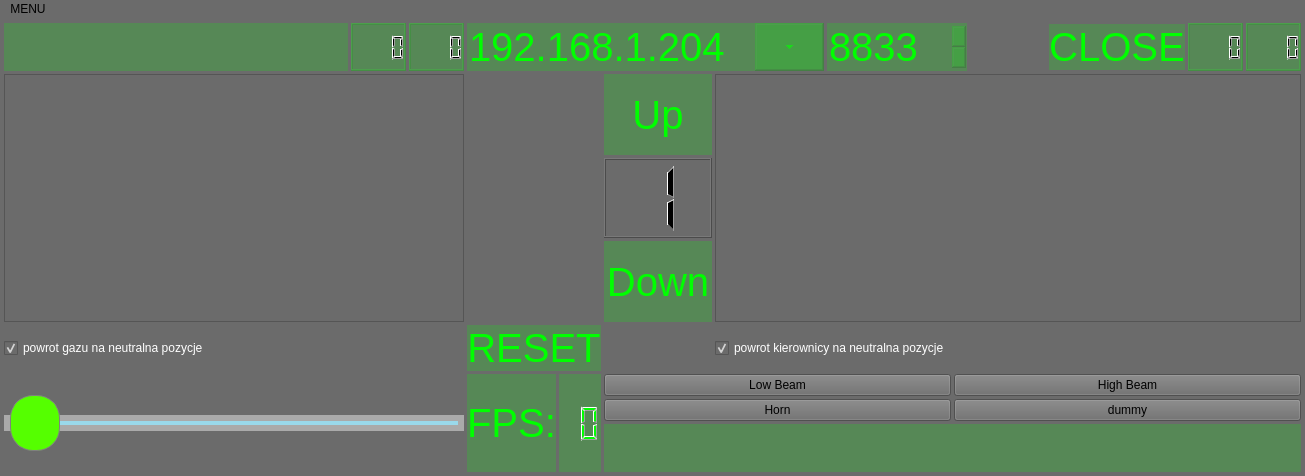
The window that pilot/pilotwindow.ui (cyniu88/QT_kurs) describes before a commit, drawn with Qt 5.
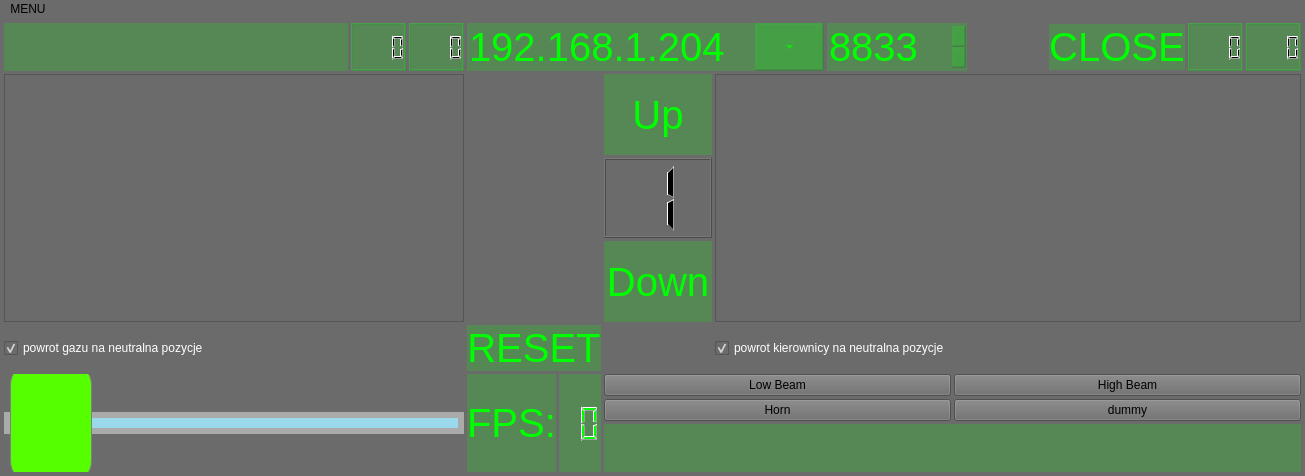
The same window after the commit. Icons and pictures are not drawn. Custom widgets are drawn as their Qt base class.

What changed in the file:
```diff
--- a/pilot/pilotwindow.ui
+++ b/pilot/pilotwindow.ui
@@ -488,7 +488,7 @@
       <property name="styleSheet">
        <string notr="true">QSlider::groove:horizontal {
 border: 6px solid #AAA;
-height: 4px;
+height: 10px;
 background: #9AD9EB;
 margin: 2px 0;
 }
@@ -497,8 +497,8 @@
  
 	background-color: rgb(85, 255, 0);
 border: 1px solid gray;
-width: 48px;
-margin: -26px 0;
+width: 80px;
+margin: -56px 0;
 border-radius:   23px;
 }
 </string>
```
Left out of the diff: 2 changed lines with no effect on the pictures.
